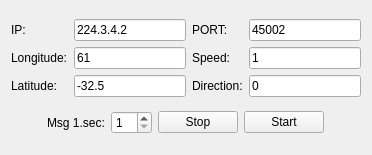
Above: src/mainWin.ui from zhoutk/udpTools before the change. Below: the same form after it.
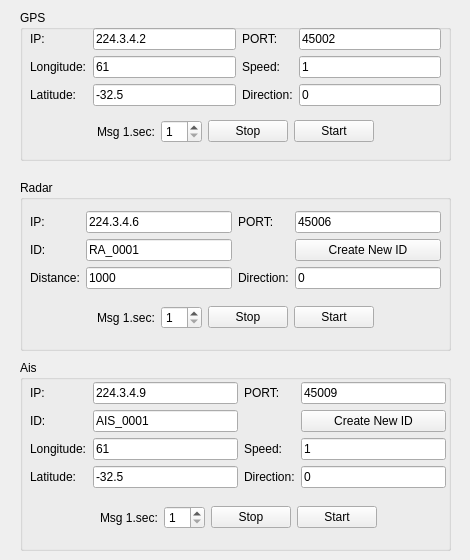
That is the form after the change.

Patch:
```diff
--- a/src/mainWin.ui
+++ b/src/mainWin.ui
@@ -6,26 +6,47 @@
    <rect>
     <x>0</x>
     <y>0</y>
-    <width>372</width>
-    <height>155</height>
+    <width>470</width>
+    <height>560</height>
    </rect>
   </property>
   <property name="minimumSize">
    <size>
-    <width>372</width>
-    <height>155</height>
+    <width>470</width>
+    <height>560</height>
    </size>
   </property>
   <property name="maximumSize">
    <size>
-    <width>372</width>
-    <height>155</height>
+    <width>470</width>
+    <height>560</height>
    </size>
   </property>
   <property name="windowTitle">
    <string>UdpToos</string>
   </property>
-  <layout class="QVBoxLayout" name="verticalLayout_5">
+  <widget class="QGroupBox" name="groupBox">
+   <property name="geometry">
+    <rect>
+     <x>20</x>
+     <y>10</y>
+     <width>431</width>
+     <height>151</height>
+    </rect>
+   </property>
+   <property name="title">
+    <string>GPS</string>
+   </property>
+   <widget class="QWidget" name="layoutWidget">
+    <property name="geometry">
+     <rect>
+      <x>10</x>
+      <y>10</y>
+      <width>411</width>
+      <height>131</height>
+     </rect>
+    </property>
+    <layout class="QVBoxLayout" name="verticalLayout_15">
    <item>
     <layout class="QHBoxLayout" name="horizontalLayout">
      <item>
@@ -192,6 +213,416 @@
     </layout>
    </item>
   </layout>
+   </widget>
+  </widget>
+  <widget class="QGroupBox" name="groupBox_2">
+   <property name="geometry">
+    <rect>
+     <x>20</x>
+     <y>180</y>
+     <width>431</width>
+     <height>171</height>
+    </rect>
+   </property>
+   <property name="title">
+    <string>Radar</string>
+   </property>
+   <widget class="QWidget" name="layoutWidget">
+    <property name="geometry">
+     <rect>
+      <x>10</x>
+      <y>20</y>
+      <width>411</width>
+      <height>141</height>
+     </rect>
+    </property>
+    <layout class="QVBoxLayout" name="verticalLayout_9">
+     <item>
+      <layout class="QHBoxLayout" name="horizontalLayout_3">
+       <item>
+        <layout class="QVBoxLayout" name="verticalLayout_5">
+         <item>
+          <widget class="QLabel" name="label_8">
+           <property name="text">
+            <string>IP:</string>
+           </property>
+          </widget>
+         </item>
+         <item>
+          <widget class="QLabel" name="label_15">
+           <property name="text">
+            <string>ID:</string>
+           </property>
+          </widget>
+         </item>
+         <item>
+          <widget class="QLabel" name="label_12">
+           <property name="text">
+            <string>Distance:</string>
+           </property>
+          </widget>
+         </item>
+        </layout>
+       </item>
+       <item>
+        <layout class="QVBoxLayout" name="verticalLayout_6">
+         <item>
+          <widget class="QLineEdit" name="radarIpAddress">
+           <property name="text">
+            <string>224.3.4.6</string>
+           </property>
+          </widget>
+         </item>
+         <item>
+          <widget class="QLineEdit" name="radarId">
+           <property name="text">
+            <string>RA_0001</string>
+           </property>
+          </widget>
+         </item>
+         <item>
+          <widget class="QLineEdit" name="radarSpeed">
+           <property name="text">
+            <string>1000</string>
+           </property>
+          </widget>
+         </item>
+        </layout>
+       </item>
+       <item>
+        <layout class="QVBoxLayout" name="verticalLayout_7">
+         <item>
+          <widget class="QLabel" name="label_11">
+           <property name="text">
+            <string>PORT:</string>
+           </property>
+          </widget>
+         </item>
+         <item>
+          <widget class="QLabel" name="label_16">
+           <property name="text">
+            <string/>
+           </property>
+          </widget>
+         </item>
+         <item>
+          <widget class="QLabel" name="label_13">
+           <property name="text">
+            <string>Direction:</string>
+           </property>
+          </widget>
+         </item>
+        </layout>
+       </item>
+       <item>
+        <layout class="QVBoxLayout" name="verticalLayout_8">
+         <item>
+          <widget class="QLineEdit" name="radarIpPort">
+           <property name="text">
+            <string>45006</string>
+           </property>
+          </widget>
+         </item>
+         <item>
+          <widget class="QPushButton" name="btnRadarNew">
+           <property name="text">
+            <string>Create New ID</string>
+           </property>
+          </widget>
+         </item>
+         <item>
+          <widget class="QLineEdit" name="RadarDirection">
+           <property name="text">
+            <string>0</string>
+           </property>
+          </widget>
+         </item>
+        </layout>
+       </item>
+      </layout>
+     </item>
+     <item>
+      <layout class="QHBoxLayout" name="horizontalLayout_4">
+       <item>
+        <spacer name="horizontalSpacer_3">
+         <property name="orientation">
+          <enum>Qt::Horizontal</enum>
+         </property>
+         <property name="sizeHint" stdset="0">
+          <size>
+           <width>40</width>
+           <height>20</height>
+          </size>
+         </property>
+        </spacer>
+       </item>
+       <item>
+        <widget class="QLabel" name="label_14">
+         <property name="text">
+          <string>Msg 1.sec:</string>
+         </property>
+        </widget>
+       </item>
+       <item>
+        <widget class="QSpinBox" name="radarSpinBox">
+         <property name="minimum">
+          <number>1</number>
+         </property>
+         <property name="value">
+          <number>1</number>
+         </property>
+        </widget>
+       </item>
+       <item>
+        <widget class="QPushButton" name="btnRadarStop">
+         <property name="text">
+          <string>Stop</string>
+         </property>
+        </widget>
+       </item>
+       <item>
+        <widget class="QPushButton" name="btnRadarStart">
+         <property name="text">
+          <string>Start</string>
+         </property>
+        </widget>
+       </item>
+       <item>
+        <spacer name="horizontalSpacer_4">
+         <property name="orientation">
+          <enum>Qt::Horizontal</enum>
+         </property>
+         <property name="sizeHint" stdset="0">
+          <size>
+           <width>40</width>
+           <height>20</height>
+          </size>
+         </property>
+        </spacer>
+       </item>
+      </layout>
+     </item>
+    </layout>
+   </widget>
+  </widget>
+  <widget class="QGroupBox" name="groupBox_3">
+   <property name="geometry">
+    <rect>
+     <x>20</x>
+     <y>360</y>
+     <width>431</width>
+     <height>191</height>
+    </rect>
+   </property>
+   <property name="title">
+    <string>Ais</string>
+   </property>
+   <widget class="QWidget" name="layoutWidget">
+    <property name="geometry">
+     <rect>
+      <x>10</x>
+      <y>10</y>
+      <width>416</width>
+      <height>171</height>
+     </rect>
+    </property>
+    <layout class="QVBoxLayout" name="verticalLayout_10">
+     <item>
+      <layout class="QHBoxLayout" name="horizontalLayout_5">
+       <item>
+        <layout class="QVBoxLayout" name="verticalLayout_11">
+         <item>
+          <widget class="QLabel" name="label_17">
+           <property name="text">
+            <string>IP:</string>
+           </property>
+          </widget>
+         </item>
+         <item>
+          <widget class="QLabel" name="label_18">
+           <property name="text">
+            <string>ID:</string>
+           </property>
+          </widget>
+         </item>
+         <item>
+          <widget class="QLabel" name="label_19">
+           <property name="text">
+            <string>Longitude:</string>
+           </property>
+          </widget>
+         </item>
+         <item>
+          <widget class="QLabel" name="label_20">
+           <property name="text">
+            <string>Latitude:</string>
+           </property>
+          </widget>
+         </item>
+        </layout>
+       </item>
+       <item>
+        <layout class="QVBoxLayout" name="verticalLayout_12">
+         <item>
+          <widget class="QLineEdit" name="aisIpAddress">
+           <property name="text">
+            <string>224.3.4.9</string>
+           </property>
+          </widget>
+         </item>
+         <item>
+          <widget class="QLineEdit" name="aisId">
+           <property name="text">
+            <string>AIS_0001</string>
+           </property>
+          </widget>
+         </item>
+         <item>
+          <widget class="QLineEdit" name="aisLon">
+           <property name="text">
+            <string>61</string>
+           </property>
+          </widget>
+         </item>
+         <item>
+          <widget class="QLineEdit" name="aisLat">
+           <property name="text">
+            <string>-32.5</string>
+           </property>
+          </widget>
+         </item>
+        </layout>
+       </item>
+       <item>
+        <layout class="QVBoxLayout" name="verticalLayout_13">
+         <item>
+          <widget class="QLabel" name="label_21">
+           <property name="text">
+            <string>PORT:</string>
+           </property>
+          </widget>
+         </item>
+         <item>
+          <widget class="QLabel" name="label_22">
+           <property name="text">
+            <string/>
+           </property>
+          </widget>
+         </item>
+         <item>
+          <widget class="QLabel" name="label_23">
+           <property name="text">
+            <string>Speed:</string>
+           </property>
+          </widget>
+         </item>
+         <item>
+          <widget class="QLabel" name="label_24">
+           <property name="text">
+            <string>Direction:</string>
+           </property>
+          </widget>
+         </item>
+        </layout>
+       </item>
+       <item>
+        <layout class="QVBoxLayout" name="verticalLayout_14">
+         <item>
+          <widget class="QLineEdit" name="btnAisNew">
+           <property name="text">
+            <string>45009</string>
+           </property>
+          </widget>
+         </item>
+         <item>
+          <widget class="QPushButton" name="ais">
+           <property name="text">
+            <string>Create New ID</string>
+           </property>
+          </widget>
+         </item>
+         <item>
+          <widget class="QLineEdit" name="aisSpeed">
+           <property name="text">
+            <string>1</string>
+           </property>
+          </widget>
+         </item>
+         <item>
+          <widget class="QLineEdit" name="aisDirection">
+           <property name="text">
+            <string>0</string>
+           </property>
+          </widget>
+         </item>
+        </layout>
+       </item>
+      </layout>
+     </item>
+     <item>
+      <layout class="QHBoxLayout" name="horizontalLayout_6">
+       <item>
+        <spacer name="horizontalSpacer_5">
+         <property name="orientation">
+          <enum>Qt::Horizontal</enum>
+         </property>
+         <property name="sizeHint" stdset="0">
+          <size>
+           <width>40</width>
+           <height>20</height>
+          </size>
+         </property>
+        </spacer>
+       </item>
+       <item>
+        <widget class="QLabel" name="label_25">
+         <property name="text">
+          <string>Msg 1.sec:</string>
+         </property>
+        </widget>
+       </item>
+       <item>
+        <widget class="QSpinBox" name="aisSpinBox">
+         <property name="minimum">
+          <number>1</number>
+         </property>
+         <property name="value">
+          <number>1</number>
+         </property>
+        </widget>
+       </item>
+       <item>
+        <widget class="QPushButton" name="btnAisStop">
+         <property name="text">
+          <string>Stop</string>
+         </property>
+        </widget>
+       </item>
+       <item>
+        <widget class="QPushButton" name="btnAisStart">
+         <property name="text">
+          <string>Start</string>
+         </property>
+        </widget>
+       </item>
+       <item>
+        <spacer name="horizontalSpacer_6">
+         <property name="orientation">
+          <enum>Qt::Horizontal</enum>
+         </property>
+         <property name="sizeHint" stdset="0">
+          <size>
+           <width>40</width>
+           <height>20</height>
+          </size>
+         </property>
+        </spacer>
+       </item>
+      </layout>
+     </item>
+    </layout>
+   </widget>
+  </widget>
  </widget>
  <tabstops>
   <tabstop>ipAddress</tabstop>
```
Lines whose indentation alone changed are shown as unchanged.
